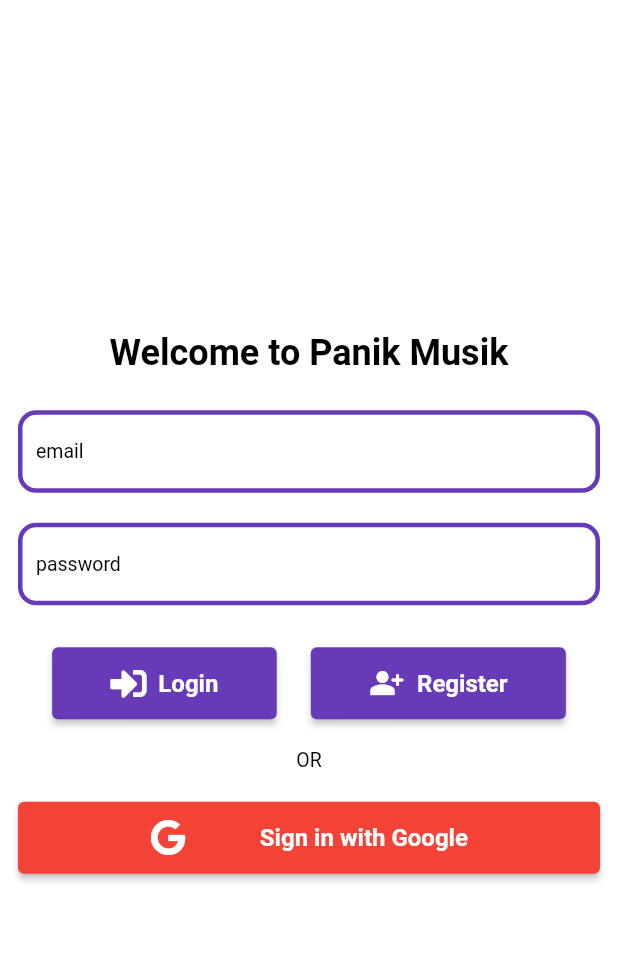
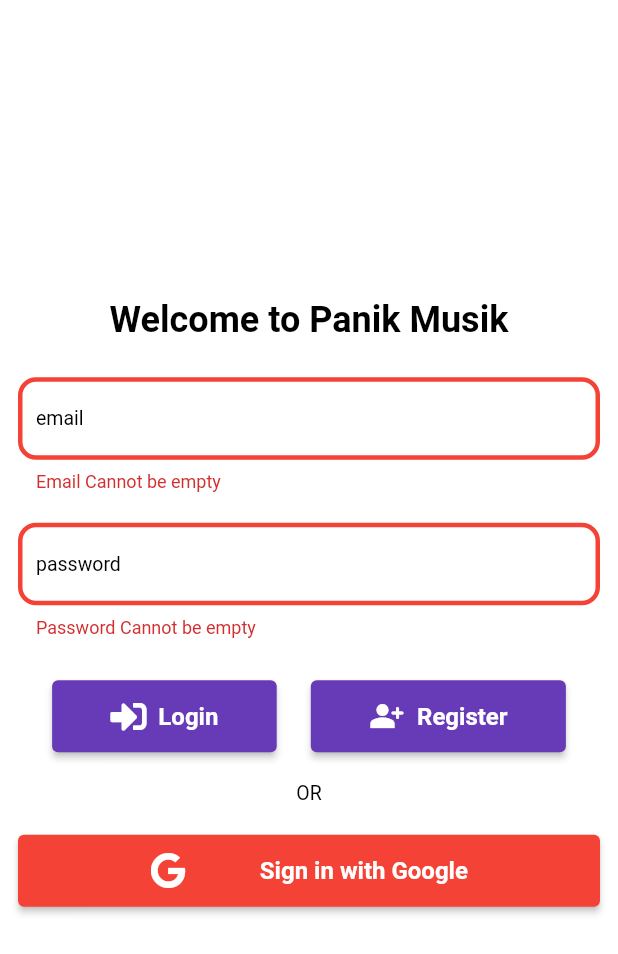
Before and after one commit to SatyamAK/Panik-Musik, a Flutter app: the LoginPage screen opened directly, after a tap on "Login", on a phone screen of 412 x 824 dp. Shown: the top 954 px of the screen. Run offline on Flutter 3.47's test engine with Material 2 defaults, Android fonts, the light colour scheme and no system bars; our stand-ins replace firebase_auth, firebase_core, font_awesome_flutter, google_sign_in; accounts and stored records are empty; network calls fail.

```diff
--- a/lib/components/text_form.dart
+++ b/lib/components/text_form.dart
@@ -1,4 +1,5 @@
 import 'package:flutter/material.dart';
+import 'package:panik_musik/constants/validators.dart';
 
 Container textFormField(
   TextEditingController textEditingController,
@@ -28,7 +29,22 @@
             width: 4.0
           )
         ),
+        errorBorder: OutlineInputBorder(
+          borderRadius: BorderRadius.circular(12),
+          borderSide: const BorderSide(
+            color: Colors.red,
+            width: 3.0
+          )
+        ),
+        focusedErrorBorder : OutlineInputBorder(
+          borderRadius: BorderRadius.circular(12),
+          borderSide: const BorderSide(
+            color: Colors.red,
+            width: 4.0
+          )
+        ),
       ),
+      validator: (hintText=='email')?emailValidator:passwordValidator
     )
   );
 }
--- /dev/null
+++ b/lib/constants/validators.dart
@@ -0,0 +1,16 @@
+String? emailValidator(String? email) {
+  String pattern =
+      r"^[a-zA-Z0-9.a-zA-Z0-9.!#$%&'*+-/=?^_`{|}~]+@[a-zA-Z0-9]+\.[a-zA-Z]+";
+  RegExp regex = RegExp(pattern);
+  if (email!.isEmpty) return 'Email Cannot be empty';
+  if (!regex.hasMatch(email)) return 'Invalid Email';
+  return null;
+}
+
+String? passwordValidator(String? password) {
+  if (password!.isEmpty) return 'Password Cannot be empty';
+  if (password.length < 6) {
+    return 'Password should be greater than 6 characters';
+  }
+  return null;
+}
--- a/lib/pages/login_page.dart
+++ b/lib/pages/login_page.dart
@@ -2,15 +2,37 @@
 import 'package:font_awesome_flutter/font_awesome_flutter.dart';
 import 'package:panik_musik/components/buttons.dart';
 import 'package:panik_musik/components/text_form.dart';
+import 'package:panik_musik/services/auth_service.dart';
 
 class LoginPage extends StatelessWidget {
   LoginPage({Key? key}) : super(key: key);
 
+  final GlobalKey<FormState> _key = GlobalKey();
   final emailController = TextEditingController();
   final passwordController = TextEditingController();
 
   @override
   Widget build(BuildContext context) {
+    void login() async {
+      if (!_key.currentState!.validate()) {
+        return;
+      }
+      AuthService().loginUsingEmailAndPassword(
+          emailController.text, passwordController.text, context);
+    }
+
+    void register() async {
+      if (!_key.currentState!.validate()) {
+        return;
+      }
+      AuthService()
+          .register(emailController.text, passwordController.text, context);
+    }
+
+    void googleLogin() async {
+      await AuthService().loginUsingGoogle(context);
+    }
+
     return Scaffold(
       body: SafeArea(
         child: Padding(
@@ -26,6 +48,7 @@
                       textAlign: TextAlign.center),
                 ),
                 Form(
+                    key: _key,
                     child: Column(
                       mainAxisAlignment: MainAxisAlignment.center,
                       children: [
@@ -38,9 +61,13 @@
                             mainAxisAlignment: MainAxisAlignment.spaceEvenly,
                             children: [
                               button(Theme.of(context).primaryColor, '  Login',
-                              FontAwesomeIcons.signInAlt, () {}, context),
-                          button(Theme.of(context).primaryColor, '  Register',
-                              Icons.person_add_alt_rounded, () {}, context)
+                                  FontAwesomeIcons.signInAlt, login, context),
+                              button(
+                                  Theme.of(context).primaryColor,
+                                  '  Register',
+                                  Icons.person_add_alt_rounded,
+                                  register,
+                                  context)
                             ],
                           ),
                         ),
@@ -51,8 +78,7 @@
                         Container(
                           margin: const EdgeInsets.only(top: 20, bottom: 20),
                           child: button(Colors.red, 'Sign in with Google',
-                        FontAwesomeIcons.google, () {}, context
-                      ),
+                              FontAwesomeIcons.google, googleLogin, context),
                         )
                       ],
                     ))
--- a/pubspec.yaml
+++ b/pubspec.yaml
@@ -35,6 +35,10 @@
   # Use with the CupertinoIcons class for iOS style icons.
   cupertino_icons: ^1.0.2
   font_awesome_flutter: ^9.2.0
+  firebase_core: ^1.11.0
+  firebase_auth: ^3.3.5
+  provider: ^6.0.2
+  google_sign_in: ^5.2.1
 
 dev_dependencies:
   flutter_test:
```
Also changed, not shown: lib/components/dialogbox.dart (added, +23 -0 lines), lib/main.dart (+28 -7 lines), lib/pages/profile_page.dart (+8 -2 lines), lib/services/auth_service.dart (added, +63 -0 lines), pubspec.lock. Lines whose indentation alone changed are shown as unchanged.
